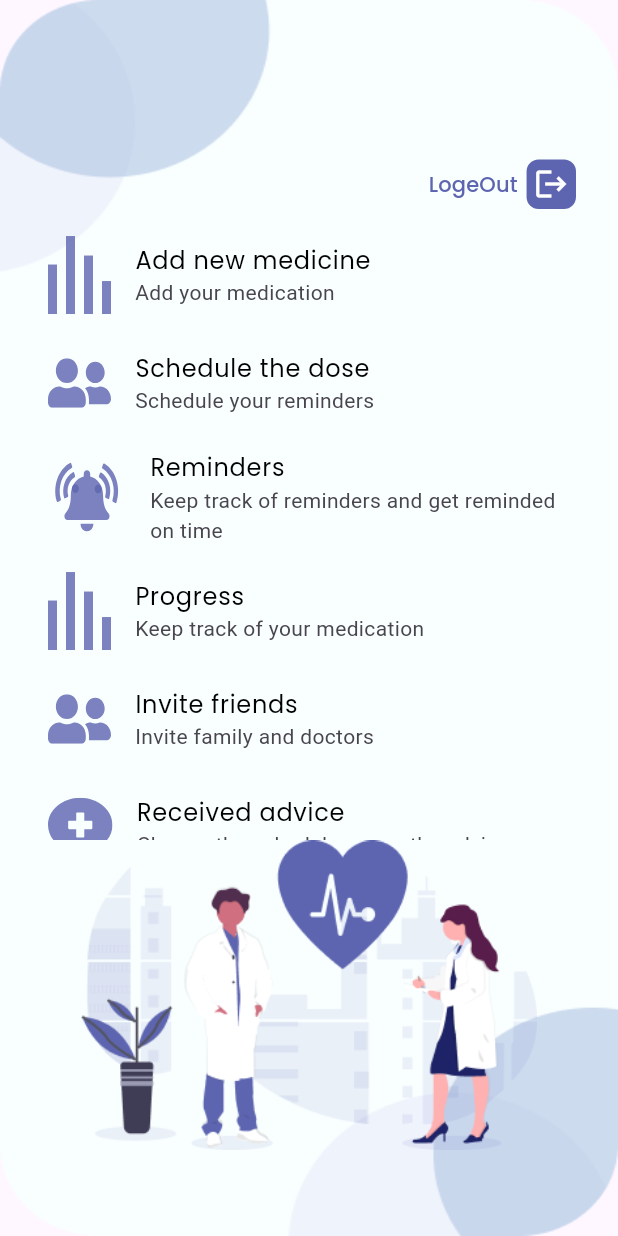
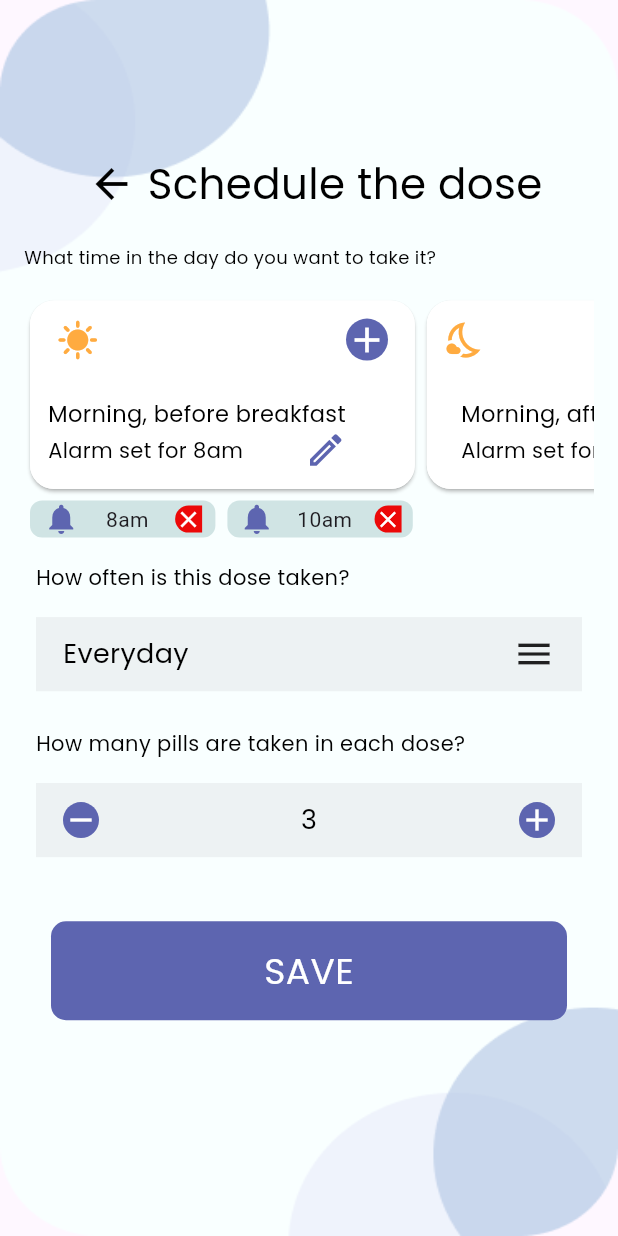
Before and after one commit to ahmed70k/medicine_app, a Flutter app: the screen it shows after launch, on a phone screen of 412 x 824 dp. Run offline on Flutter 3.47's test engine with Material 3 defaults, Android fonts, the phone set to English and light mode, and no system bars; our stand-ins replace flutter_svg, google_fonts.

Commit message:
feat: implement schedule dose screen UI
- Build full UI layout for scheduling doses
- Add time selection with alarm controls
- Implement pills count selector
- Prepare screen structure for future logic and Firebase integration

```diff
--- /dev/null
+++ b/lib/data_class/schedule_model_class/schedule_model_class.dart
@@ -0,0 +1,40 @@
+import 'package:flutter/material.dart';
+import 'package:medicine_app/l10n/app_localizations.dart';
+import 'package:medicine_app/ui/utils/app_colors/app_colors.dart';
+
+class ScheduleModelClass {
+  Widget leadingIcon;
+  Widget headerIcon;
+  String title;
+  String supTitle;
+  Widget editableIcon;
+  Widget alarmTime;
+  ScheduleModelClass({
+    required this.title,
+    required this.headerIcon,
+    required this.leadingIcon,
+    required this.supTitle,
+    required this.editableIcon,
+    required this.alarmTime
+  });
+  static List<ScheduleModelClass> scheduleModelClass(BuildContext context) {
+    return [
+      ScheduleModelClass(
+        title: AppLocalizations.of(context)!.morning_before_breakfast,
+        headerIcon: Icon(Icons.add,size: 28,color: AppColors.white,),
+        leadingIcon: Icon(Icons.sunny,size: 28,color:Colors.orangeAccent),
+        supTitle:  AppLocalizations.of(context)!.alarm_set_for_8am,
+        editableIcon: Icon(Icons.edit_outlined,size: 28,color:AppColors.secondary),
+        alarmTime:Icon(Icons.add_alert_sharp,size: 28,color:AppColors.primary),
+      ),
+      ScheduleModelClass(
+        title: AppLocalizations.of(context)!.morning_after_breakfast,
+        headerIcon: Icon(Icons.add,size: 28,color:AppColors.white),
+        leadingIcon: Icon(Icons.nights_stay_outlined,size: 28,color:Colors.orangeAccent),
+        supTitle:AppLocalizations.of(context)!.alarm_set_for_8am,
+        editableIcon: Icon(Icons.edit_outlined,size: 28,color:AppColors.secondary),
+        alarmTime:Icon(Icons.add_alert_sharp,size: 28,color:AppColors.primary),
+      ),
+    ];
+  }
+}
--- a/lib/main.dart
+++ b/lib/main.dart
@@ -5,6 +5,7 @@ import 'package:medicine_app/ui/screens/authentication/login_screen/login_screen
 import 'package:medicine_app/ui/screens/authentication/signup_screen/signup_screen.dart';
 import 'package:medicine_app/ui/screens/chose_language_screen/chose_language_screen.dart';
 import 'package:medicine_app/ui/screens/contents_screen/contents_screen.dart';
+import 'package:medicine_app/ui/screens/contents_screen/option_screen/schedule_screen.dart';
 import 'package:medicine_app/ui/screens/opening_screen/opening_screen.dart';
 import 'package:medicine_app/ui/screens/welcome_screen/welcome_screen.dart';
 import 'package:provider/provider.dart';
@@ -27,7 +28,7 @@ class MyApp extends StatelessWidget {
       localizationsDelegates: AppLocalizations.localizationsDelegates,
       supportedLocales: AppLocalizations.supportedLocales,
       debugShowCheckedModeBanner: false,
-      initialRoute: ContentsScreen.routeName,
+      initialRoute: ScheduleScreen.routeName,
       routes: {
         OpeningScreen.routeName:(_)=>OpeningScreen(),
         WelcomeScreen.routeName:(_)=> WelcomeScreen(),
@@ -36,6 +37,7 @@ class MyApp extends StatelessWidget {
         ChoseLanguageScreen.routeName:(_)=>ChoseLanguageScreen(),
         AddNewMedicineScreen.routeName:(_)=>AddNewMedicineScreen(),
         ContentsScreen.routeName:(_)=>ContentsScreen(),
+        ScheduleScreen.routeName:(_)=>ScheduleScreen(),
       },
     );
   }
--- /dev/null
+++ b/lib/ui/custom_widget/custom_daily_column/custom_daily_column.dart
@@ -0,0 +1,41 @@
+import 'package:flutter/material.dart';
+import 'package:medicine_app/ui/utils/app_styles/app_styles.dart';
+import '../../utils/app_colors/app_colors.dart';
+
+class CustomDailyColumn extends StatelessWidget {
+  final String textDose;
+  final Widget leadingRow;
+  final Widget actionRow;
+  final String? counter;
+
+  const CustomDailyColumn({super.key, required this.textDose,required this.leadingRow,required this.actionRow,this.counter});
+
+  @override
+  Widget build(BuildContext context) {
+    var height = MediaQuery.of(context).size.height;
+    return Padding(
+      padding: const EdgeInsets.symmetric(horizontal: 8),
+      child: Column(
+        crossAxisAlignment: CrossAxisAlignment.start,
+        children: [
+          Text(textDose,style: AppStyles.regularBlack14,),
+          SizedBox(height: height * 0.02,),
+          Container(
+            padding: EdgeInsets.symmetric(horizontal: 18),
+            color: AppColors.white2,
+            height: height * 0.06,
+            child: Row(
+              mainAxisAlignment: MainAxisAlignment.spaceBetween,
+              children: [
+                leadingRow,
+                 Text(counter?? "",style: AppStyles.mediumBlack18,),
+                 actionRow,
+              ],
+            ),
+          ),
+          SizedBox(height: height * 0.03,),
+        ],
+      ),
+    );
+  }
+}
--- /dev/null
+++ b/lib/ui/custom_widget/schedule_item_card/schedule_item_card.dart
@@ -0,0 +1,76 @@
+import 'package:flutter/material.dart';
+import 'package:medicine_app/data_class/schedule_model_class/schedule_model_class.dart';
+import 'package:medicine_app/ui/utils/app_colors/app_colors.dart';
+import 'package:medicine_app/ui/utils/app_styles/app_styles.dart';
+
+class ScheduleItemCard extends StatelessWidget {
+  const ScheduleItemCard({super.key});
+
+  @override
+  Widget build(BuildContext context) {
+    var height = MediaQuery.of(context).size.height;
+    var width = MediaQuery.of(context).size.width;
+    return SizedBox(
+      height: height * 0.3/1.8,
+      child: ListView.builder(
+        scrollDirection: Axis.horizontal,
+        itemCount: ScheduleModelClass.scheduleModelClass(context).length,
+        itemBuilder: (context, index) {
+          var items = ScheduleModelClass.scheduleModelClass(context);
+          var options = items[index];
+          return Column(
+            children: [
+              Card(
+                shadowColor: AppColors.primary,
+                color: AppColors.white,
+                shape: OutlineInputBorder(
+                  borderSide: BorderSide(color: AppColors.white),
+                  borderRadius: BorderRadius.all(Radius.circular(16)),
+                ),
+                child: Padding(
+                  padding: const EdgeInsets.all(12),
+                  child: Column(
+                    children: [
+                      Row(
+                        children: [
+                          options.leadingIcon,
+                          SizedBox(width: width * 0.4),
+                          Container(
+                            decoration: BoxDecoration(
+                              color: AppColors.secondary,
+                              borderRadius: BorderRadius.all(
+                                Radius.circular(33),
+                              ),
+                            ),
+                            child: options.headerIcon,
+                          ),
+                        ],
+                      ),
+                      SizedBox(height: height * 0.03),
+                      Column(
+                        crossAxisAlignment: CrossAxisAlignment.start,
+                        children: [
+                          Text(options.title, style: AppStyles.semiboldBlack15),
+                          Row(
+                            children: [
+                              Text(
+                                options.supTitle,
+                                style: AppStyles.regularBlack14,
+                              ),
+                              SizedBox(width: width * 0.1),
+                              options.editableIcon,
+                            ],
+                          ),
+                        ],
+                      ),
+                    ],
+                  ),
+                ),
+              ),
+            ],
+          );
+        },
+      ),
+    );
+  }
+}
--- a/lib/ui/screens/contents_screen/option_screen/schedule_screen.dart
+++ b/lib/ui/screens/contents_screen/option_screen/schedule_screen.dart
@@ -1,10 +1,142 @@
 import 'package:flutter/material.dart';
+import 'package:medicine_app/l10n/app_localizations.dart';
+import 'package:medicine_app/ui/custom_widget/action_button/action_button.dart';
+import 'package:medicine_app/ui/custom_widget/arrow_back/arrow_back.dart';
+import 'package:medicine_app/ui/custom_widget/base_screen/base_screen.dart';
+import 'package:medicine_app/ui/utils/app_assets/app_assets.dart';
+import 'package:medicine_app/ui/utils/app_styles/app_styles.dart';
+import '../../../custom_widget/custom_daily_column/custom_daily_column.dart';
+import '../../../custom_widget/schedule_item_card/schedule_item_card.dart';
+import '../../../utils/app_colors/app_colors.dart';
 
 class ScheduleScreen extends StatelessWidget {
+  static const String routeName = "ScheduleScreen";
   const ScheduleScreen({super.key});
 
   @override
   Widget build(BuildContext context) {
-    return const Placeholder();
+    var height = MediaQuery.of(context).size.height;
+    var width = MediaQuery.of(context).size.width;
+    return BaseScreen(
+      image: Image.asset(AppAssets.background2, fit: BoxFit.fill),
+      child: Padding(
+        padding: const EdgeInsets.all(16),
+        child: Column(
+          crossAxisAlignment: CrossAxisAlignment.start,
+          children: [
+            SizedBox(height: height * 0.1),
+            Row(
+              mainAxisAlignment: MainAxisAlignment.center,
+              children: [
+                ArrowBack(
+                  onPressed: () {
+                    Navigator.pop(context);
+                  },
+                ),
+                Text(
+                  AppLocalizations.of(context)!.schedule_dose,
+                  style: AppStyles.semiboldBlack28,
+                ),
+              ],
+            ),
+            SizedBox(height: height * 0.02),
+            Text(
+              AppLocalizations.of(
+                context,
+              )!.what_time_in_the_day_do_you_want_to_take_it,
+              style: AppStyles.regularBlack12,
+            ),
+            SizedBox(height: height * 0.02),
+            ScheduleItemCard(),
+            Row(
+              children: [
+                buildTimeAlarmContainer(width, height, "8am"),
+                buildTimeAlarmContainer(width, height, "10am"),
+              ],
+            ),
+            SizedBox(height: height * 0.02),
+            CustomDailyColumn(
+              textDose: AppLocalizations.of(
+                context,
+              )!.how_often_is_this_dose_taken,
+              leadingRow: Text(
+                AppLocalizations.of(context)!.everyday,
+                style: AppStyles.mediumBlack18,
+              ),
+              actionRow: Icon(Icons.menu, size: 28),
+            ),
+            CustomDailyColumn(
+              textDose: AppLocalizations.of(
+                context,
+              )!.how_many_pills_are_taken_in_each_dose,
+              leadingRow: buildCounterButton(
+                Icon(Icons.remove, size: 24, color: AppColors.white),
+              ),
+              counter: "3",
+              actionRow: buildCounterButton(
+                Icon(Icons.add, size: 24, color: AppColors.white),
+              ),
+            ),
+            Padding(
+              padding: const EdgeInsets.all(18),
+              child: ActionButton(
+                onTap: () {
+                  /// Save The Counter
+                },
+                text: Text(
+                  AppLocalizations.of(context)!.save,
+                  style: AppStyles.boldWhite24,
+                ),
+              ),
+            ),
+          ],
+        ),
+      ),
+    );
+  }
+
+  buildTimeAlarmContainer(double width, double height, String textTime) {
+    return Container(
+      margin: EdgeInsets.symmetric(horizontal: 4),
+      height: height * 0.03,
+      width: width * 0.3,
+      decoration: BoxDecoration(
+        color: AppColors.green2,
+        borderRadius: BorderRadius.all(Radius.circular(8)),
+      ),
+      child: Row(
+        mainAxisAlignment: MainAxisAlignment.spaceAround,
+        children: [
+          Icon(Icons.notifications, color: AppColors.secondary),
+          Text(textTime),
+          Container(
+            decoration: BoxDecoration(
+              color: AppColors.reed,
+              borderRadius: BorderRadius.only(
+                bottomLeft: Radius.circular(12),
+                topLeft: Radius.circular(12),
+              ),
+            ),
+            child: Icon(Icons.clear, size: 18, color: AppColors.white),
+          ),
+        ],
+      ),
+    );
+  }
+
+  buildCounterButton(Icon counter) {
+    return InkWell(
+      onTap: () {
+        /// Counter - && Counter +
+        return;
+      },
+      child: Container(
+        decoration: BoxDecoration(
+          color: AppColors.secondary,
+          borderRadius: BorderRadius.all(Radius.circular(33)),
+        ),
+        child: counter,
+      ),
+    );
   }
 }
--- a/lib/ui/utils/app_colors/app_colors.dart
+++ b/lib/ui/utils/app_colors/app_colors.dart
@@ -8,5 +8,6 @@ static const Color green = Color(0xff1fb877);
 static const Color reed = Color(0xffEC0909);
 static const Color white = Color(0xffFFFFFF);
 static const Color white2 = Color(0xffEDF2F3);
+static const Color green2 = Color(0xffD0E4E4);
 
 }
```
